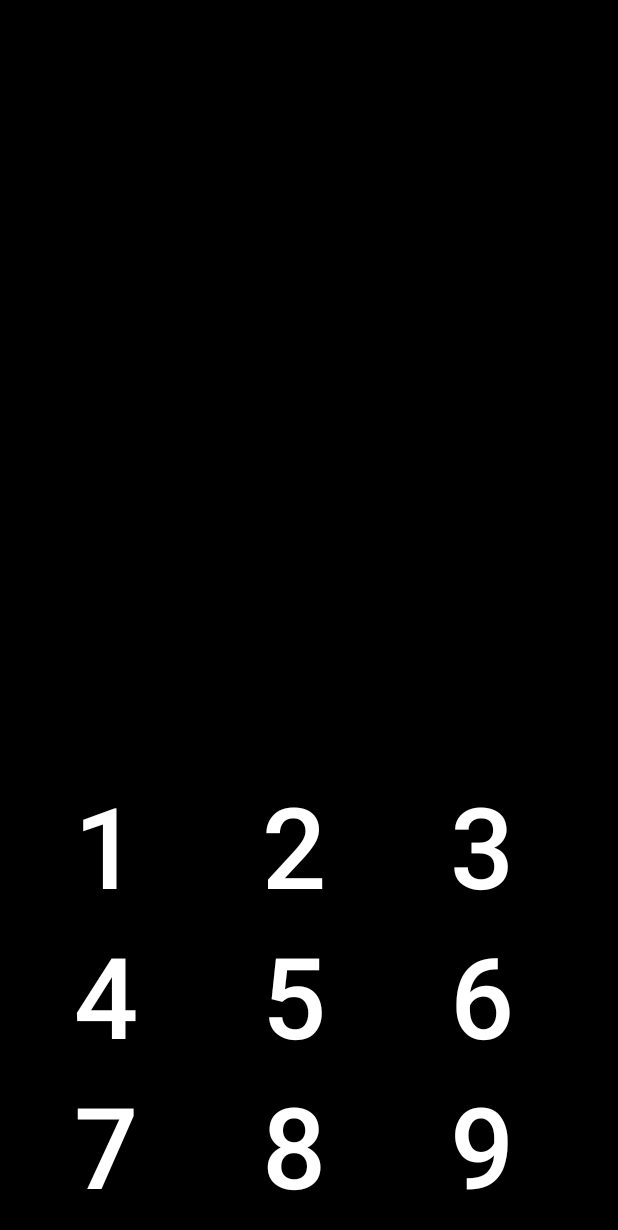
After one commit to olen93/RialSmall, an Android app: the layout input_time_screen.xml on its own in the app's theme, with its tools: preview values and no code run, on a phone screen of 412 x 824 dp. The commit adds this screen. Shown: the top 1230 px of the screen. Run offline under Robolectric (Android 15) with nearby library versions, the phone set to English and light mode, and no system bars.

Commit message:
Begun Time Input Screen
Beguyn making the layout for the time input screen.

```diff
--- a/MyApplication/app/src/main/java/com/example/ryan5/timerapp/MainActivity.java
+++ b/MyApplication/app/src/main/java/com/example/ryan5/timerapp/MainActivity.java
@@ -43,7 +43,7 @@ public class MainActivity extends AppCompatActivity {
         });
 
         btnStart = (Button) findViewById(R.id.btnStart);
-        editTime = (EditText) findViewById(R.id.editTime);
+
         progress = (ProgressBar) findViewById(R.id.progressBar);
 
         //Animation an = new RotateAnimation(0.0f, 90.0f, 550f, 500f);
--- /dev/null
+++ b/MyApplication/app/src/main/res/drawable/numbers.xml
@@ -0,0 +1,5 @@
+<?xml version="1.0" encoding="utf-8"?>
+<shape xmlns:android="http://schemas.android.com/apk/res/android"
+    android:background="@android:color/transparent"
+    android:textColor="@color/white">
+</shape>
--- /dev/null
+++ b/MyApplication/app/src/main/res/layout/input_time_screen.xml
@@ -0,0 +1,129 @@
+<?xml version="1.0" encoding="utf-8"?>
+<android.support.constraint.ConstraintLayout xmlns:android="http://schemas.android.com/apk/res/android"
+    xmlns:app="http://schemas.android.com/apk/res-auto"
+    xmlns:tools="http://schemas.android.com/tools"
+    android:layout_width="match_parent"
+    android:layout_height="match_parent"
+    android:background="@color/black">
+
+    <GridLayout
+        android:layout_width="368dp"
+        android:layout_height="311dp"
+        android:layout_marginEnd="8dp"
+        android:layout_marginStart="8dp"
+        app:layout_constraintBottom_toBottomOf="parent"
+        app:layout_constraintEnd_toEndOf="parent"
+        app:layout_constraintHorizontal_bias="0.0"
+        app:layout_constraintStart_toStartOf="parent"
+        android:rowCount="3"
+        android:columnCount="3"
+        android:rowOrderPreserved="true"
+        android:columnOrderPreserved="true">
+
+        <Button
+            android:id="@+id/btn1"
+            android:layout_width="125dp"
+            android:layout_height="100dp"
+            android:text="1"
+            android:layout_column="0"
+            android:layout_row="0"
+            android:background="@drawable/numbers"
+            android:textColor="@color/white"
+            android:textSize="75dp"/>
+        <Button
+            android:id="@+id/btn2"
+            android:layout_width="125dp"
+            android:layout_height="100dp"
+            android:text="2"
+            android:layout_column="1"
+            android:layout_row="0"
+            android:background="@drawable/numbers"
+            android:textColor="@color/white"
+            android:textSize="75dp"/>
+        <Button
+            android:id="@+id/btn3"
+            android:layout_width="125dp"
+            android:layout_height="100dp"
+            android:text="3"
+            android:layout_column="2"
+            android:layout_row="0"
+            android:background="@drawable/numbers"
+            android:textColor="@color/white"
+            android:textSize="75dp"/>
+        <Button
+            android:id="@+id/btn4"
+            android:layout_width="125dp"
+            android:layout_height="100dp"
+            android:text="4"
+            android:layout_column="0"
+            android:layout_row="1"
+            android:background="@drawable/numbers"
+            android:textColor="@color/white"
+            android:textSize="75dp"/>
+        <Button
+            android:id="@+id/btn5"
+            android:layout_width="125dp"
+            android:layout_height="100dp"
+            android:text="5"
+            android:layout_column="1"
+            android:layout_row="1"
+            android:background="@drawable/numbers"
+            android:textColor="@color/white"
+            android:textSize="75dp"/>
+        <Button
+            android:id="@+id/btn6"
+            android:layout_width="125dp"
+            android:layout_height="100dp"
+            android:text="6"
+            android:layout_column="2"
+            android:layout_row="1"
+            android:background="@drawable/numbers"
+            android:textColor="@color/white"
+            android:textSize="75dp"/>
+        <Button
+            android:id="@+id/btn7"
+            android:layout_width="125dp"
+            android:layout_height="100dp"
+            android:text="7"
+            android:layout_column="0"
+            android:layout_row="2"
+            android:background="@drawable/numbers"
+            android:textColor="@color/white"
+            android:textSize="75dp"/>
+        <Button
+            android:id="@+id/btn8"
+            android:layout_width="125dp"
+            android:layout_height="100dp"
+            android:text="8"
+            android:layout_column="1"
+            android:layout_row="2"
+            android:background="@drawable/numbers"
+            android:textColor="@color/white"
+            android:textSize="75dp"/>
+        <Button
+            android:id="@+id/btn9"
+            android:layout_width="125dp"
+            android:layout_height="100dp"
+            android:text="9"
+            android:layout_column="2"
+            android:layout_row="2"
+            android:background="@drawable/numbers"
+            android:textColor="@color/white"
+            android:textSize="75dp"/>
+
+
+    </GridLayout>
+
+    <RelativeLayout
+        android:layout_width="368dp"
+        android:layout_height="175dp"
+        android:layout_marginEnd="8dp"
+        android:layout_marginStart="8dp"
+        android:layout_marginTop="8dp"
+        app:layout_constraintEnd_toEndOf="parent"
+        app:layout_constraintStart_toStartOf="parent"
+        app:layout_constraintTop_toTopOf="parent">
+
+    </RelativeLayout>
+
+</android.support.constraint.ConstraintLayout>
--- a/MyApplication/app/src/main/res/layout/list_view_layout.xml
+++ b/MyApplication/app/src/main/res/layout/list_view_layout.xml
@@ -20,7 +20,7 @@
         app:layout_constraintVertical_bias="0.17000002" />
 
     <ImageButton
-        android:id="@+id/imageButton"
+        android:id="@+id/btnTrash"
         android:layout_width="wrap_content"
         android:layout_height="wrap_content"
         app:srcCompat="@drawable/ic_delete_black_24px"
--- a/MyApplication/app/src/main/res/values/colors.xml
+++ b/MyApplication/app/src/main/res/values/colors.xml
@@ -4,4 +4,6 @@
     <color name="colorPrimaryDark">#303f9f</color>
     <color name="colorAccent">#FF4081</color>
     <color name="primaryBackground">#424242</color>
+    <color name="black">#000000</color>
+    <color name="white">#ffffff</color>
 </resources>
```
